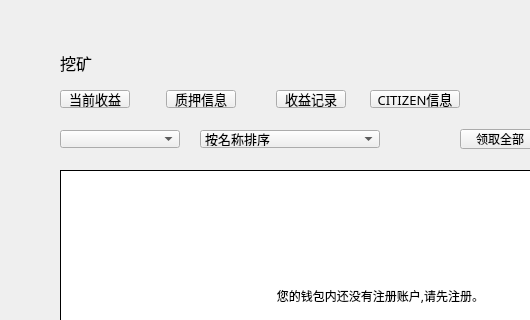
Old version of the form LNKWallet/miner/minerpage.ui in the repository HcashOrg/hx-indicator; both pictures show x 0 to 530 and y 0 to 320 of the 770 by 510 pixel window.
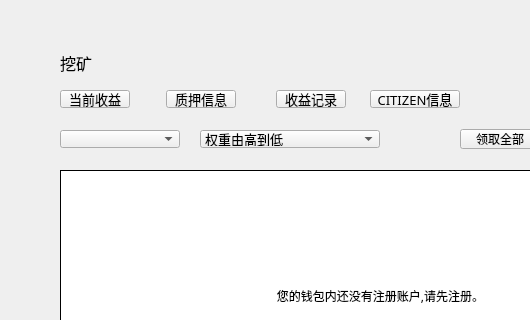
New version of the form.

```diff
--- a/LNKWallet/miner/minerpage.ui
+++ b/LNKWallet/miner/minerpage.ui
@@ -858,11 +858,6 @@
    <property name="styleSheet">
     <string notr="true"/>
    </property>
-   <item>
-    <property name="text">
-     <string>按名称排序</string>
-    </property>
-   </item>
    <item>
     <property name="text">
      <string>权重由高到低</string>
```
Left out of the diff: 5 changed lines with no effect on the pictures.
